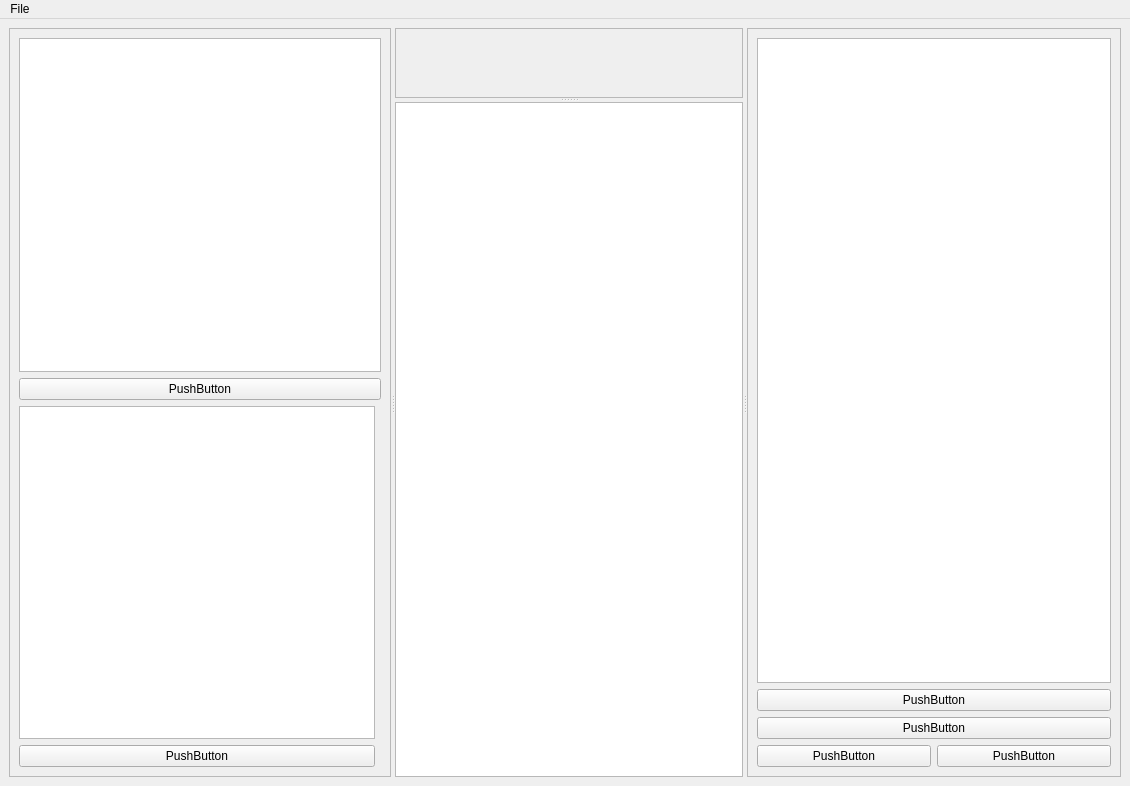
Above: paws/ui/qtui/basic.ui from slaclab/paws before the change. Below: the same form after it.
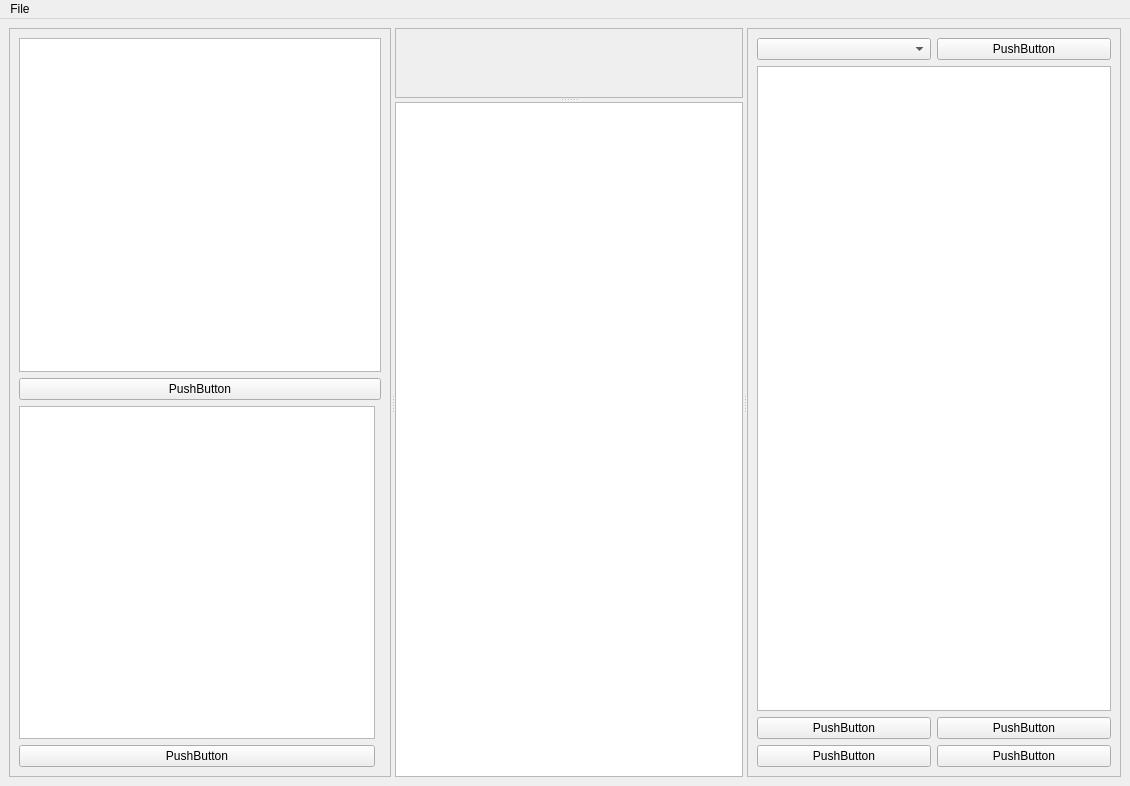
That is the form after the change.

```diff
--- a/paws/ui/qtui/basic.ui
+++ b/paws/ui/qtui/basic.ui
@@ -87,23 +87,12 @@
         <enum>QFrame::Raised</enum>
        </property>
        <layout class="QGridLayout" name="gridLayout">
+        <item row="1" column="0">
+         <widget class="QComboBox" name="wf_selector"/>
+        </item>
         <item row="4" column="0" colspan="2">
          <widget class="QTreeView" name="wf_tree"/>
         </item>
-        <item row="5" column="0" colspan="2">
-         <widget class="QPushButton" name="edit_wf_button">
-          <property name="text">
-           <string>PushButton</string>
-          </property>
-         </widget>
-        </item>
-        <item row="9" column="0" colspan="2">
-         <widget class="QPushButton" name="run_wf_button">
-          <property name="text">
-           <string>PushButton</string>
-          </property>
-         </widget>
-        </item>
         <item row="10" column="0">
          <widget class="QPushButton" name="save_wf_button">
           <property name="text">
@@ -118,6 +107,27 @@
           </property>
          </widget>
         </item>
+        <item row="1" column="1">
+         <widget class="QPushButton" name="add_wf_button">
+          <property name="text">
+           <string>PushButton</string>
+          </property>
+         </widget>
+        </item>
+        <item row="9" column="0">
+         <widget class="QPushButton" name="run_wf_button">
+          <property name="text">
+           <string>PushButton</string>
+          </property>
+         </widget>
+        </item>
+        <item row="9" column="1">
+         <widget class="QPushButton" name="edit_wf_button">
+          <property name="text">
+           <string>PushButton</string>
+          </property>
+         </widget>
+        </item>
        </layout>
       </widget>
      </widget>
```
